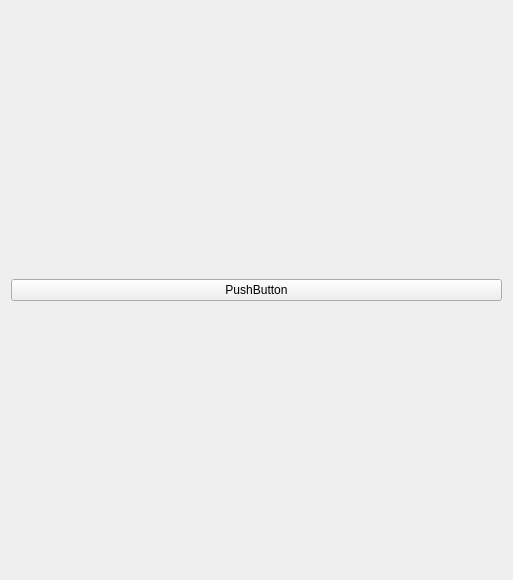
This is GeoStation_Projet/sncfmainwidget.ui in SoheibBiga/GeoStation as Qt 5 draws it before an edit. The edited form follows.
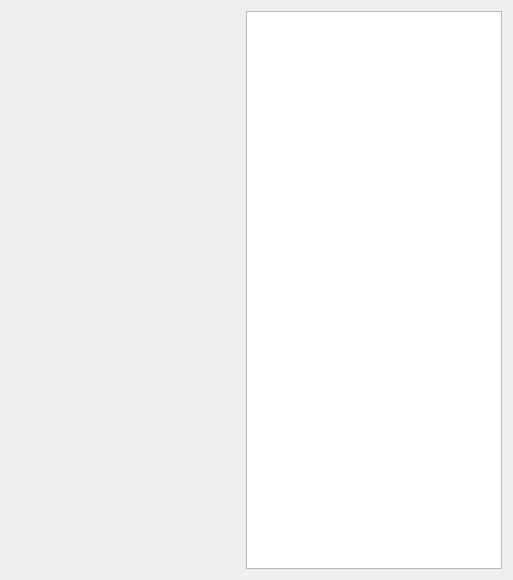
This is the edited form. Custom widgets are drawn as their Qt base class.

What changed in the file:
```diff
--- a/GeoStation_Projet/sncfmainwidget.ui
+++ b/GeoStation_Projet/sncfmainwidget.ui
@@ -15,14 +15,50 @@
   </property>
   <layout class="QGridLayout" name="gridLayout">
    <item row="0" column="0">
-    <widget class="QPushButton" name="pushButton">
-     <property name="text">
-      <string>PushButton</string>
-     </property>
-    </widget>
+    <layout class="QHBoxLayout" name="horizontalLayout">
+     <item>
+      <widget class="QLabel" name="label">
+       <property name="sizePolicy">
+        <sizepolicy hsizetype="Expanding" vsizetype="Preferred">
+         <horstretch>0</horstretch>
+         <verstretch>0</verstretch>
+        </sizepolicy>
+       </property>
+       <property name="text">
+        <string/>
+       </property>
+      </widget>
+     </item>
+     <item>
+      <spacer name="horizontalSpacer">
+       <property name="orientation">
+        <enum>Qt::Horizontal</enum>
+       </property>
+       <property name="sizeType">
+        <enum>QSizePolicy::Fixed</enum>
+       </property>
+       <property name="sizeHint" stdset="0">
+        <size>
+         <width>40</width>
+         <height>20</height>
+        </size>
+       </property>
+      </spacer>
+     </item>
+     <item>
+      <widget class="tableauwidget" name="tableWidget"/>
+     </item>
+    </layout>
    </item>
   </layout>
  </widget>
+ <customwidgets>
+  <customwidget>
+   <class>tableauwidget</class>
+   <extends>QTableWidget</extends>
+   <header>tableauwidget.h</header>
+  </customwidget>
+ </customwidgets>
  <resources/>
  <connections/>
 </ui>
```
